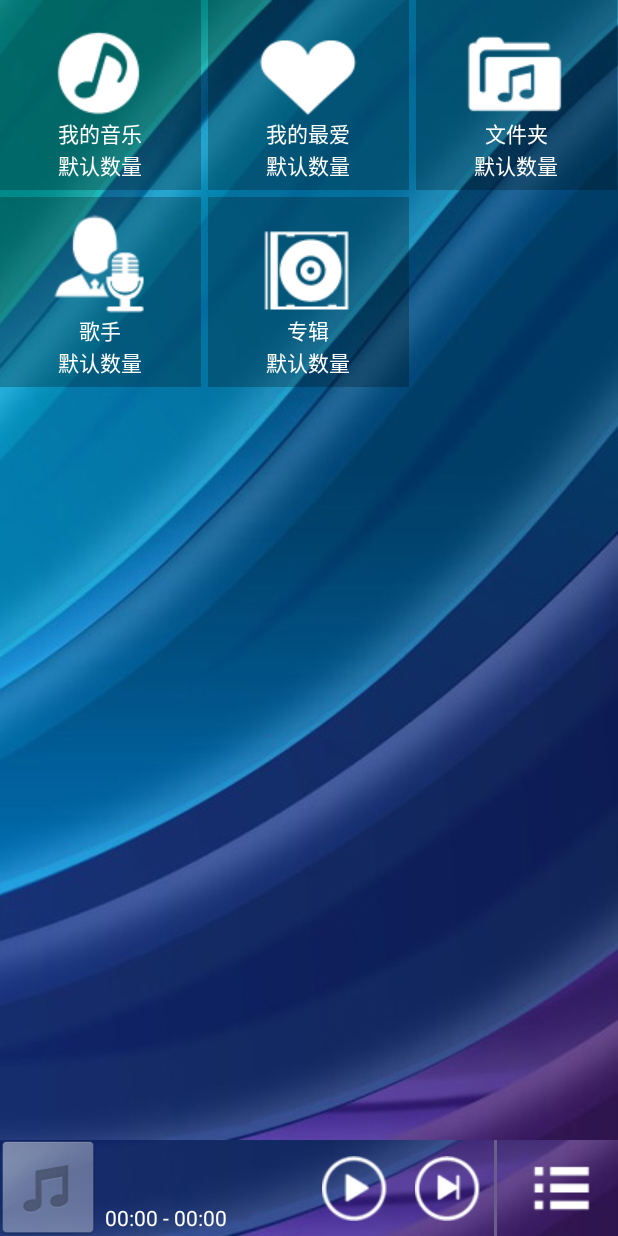
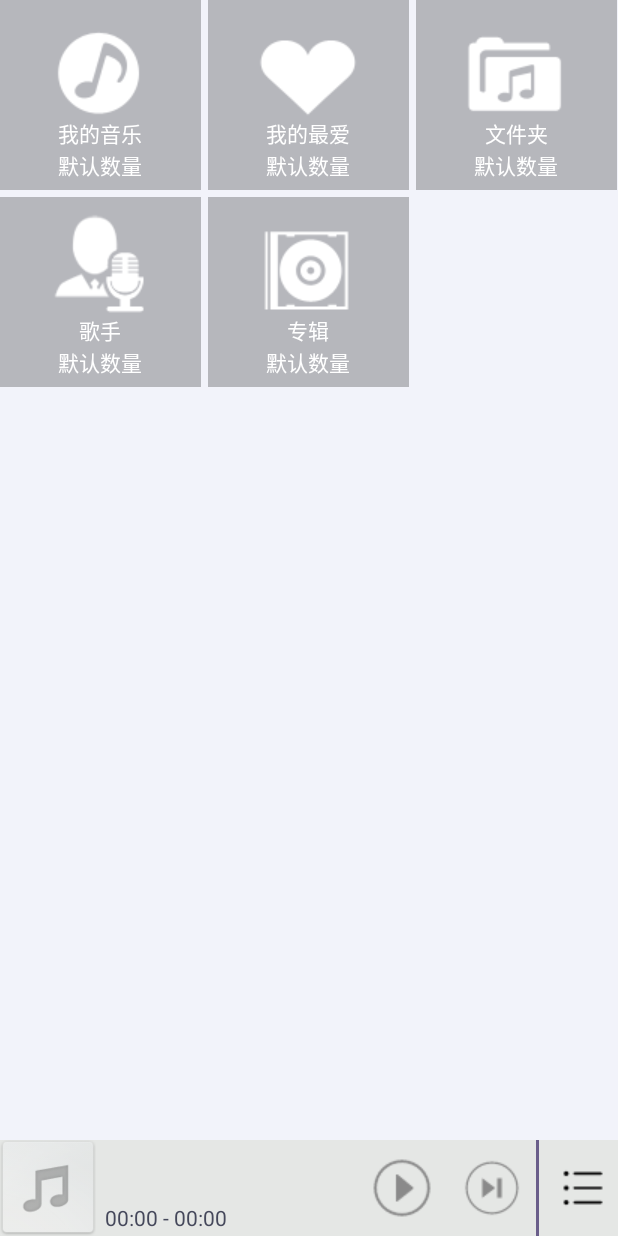
Before and after one commit to yangcihang/MusicPlayer, an Android app: the HomeFragment screen opened directly, with no data from a screen before it, on a phone screen of 412 x 824 dp. Run offline under Robolectric (Android 15) with nearby library versions, the phone set to English and light mode, and no system bars; our stand-ins replace ButterKnife; 1 statement that could not run was skipped.

Commit message:
修改UI

```diff
--- a/app/src/main/java/com/example/yang/musicplayer/service/MusicPlayerService.java
+++ b/app/src/main/java/com/example/yang/musicplayer/service/MusicPlayerService.java
@@ -165,7 +165,6 @@ public class MusicPlayerService extends Service implements Constant {
         isNotificaton = false;
     }
 
-    /*                 设置音乐播放状态            */
     private void onPlay(int position) {
         if (!isNotificaton) {
             isNotificaton = true;
@@ -197,7 +196,6 @@ public class MusicPlayerService extends Service implements Constant {
         ToastUtil.showToast("点击了暂停");
         musicController.onPause();
     }
-/* -----------------------------------------*/
 
     /**
      * 音乐接收器
--- a/app/src/main/java/com/example/yang/musicplayer/widget/MainBottomPlayer.java
+++ b/app/src/main/java/com/example/yang/musicplayer/widget/MainBottomPlayer.java
@@ -14,6 +14,8 @@ import com.example.yang.musicplayer.base.model.MusicInfo;
 import com.example.yang.musicplayer.constant.Constant;
 import com.example.yang.musicplayer.service.MusicPlayerService;
 import com.example.yang.musicplayer.utils.ToastUtil;
+
+import org.w3c.dom.Text;
 
 import butterknife.BindView;
 import butterknife.ButterKnife;
@@ -41,16 +43,15 @@ public class MainBottomPlayer extends RelativeLayout implements Constant {
     TextView musicNameTxt;
     @BindView(R.id.txt_duration)
     TextView durationTxt;
+    @BindView(R.id.txt_author)
+    TextView authorTxt;
 
-    private Context mcontext;
-    private Intent intent;
     private MusicPlayerService.MusicBinder musicBinder;
     public MainBottomPlayer(Context context, AttributeSet attrs) {
         super(context, attrs);
-        mcontext = context;
         LayoutInflater.from(context).inflate(R.layout.view_bottom_player, this);
         ButterKnife.bind(this);
-        intent = new Intent(BROADCAST_NAME);
+        musicNameTxt.setSelected(true); //必须选中才有跑马灯的效果，配合xml的ellipize标签使用
     }
 
     public void setMusicBinder(MusicPlayerService.MusicBinder musicBinder) {
@@ -95,5 +96,11 @@ public class MainBottomPlayer extends RelativeLayout implements Constant {
     public void refreshView(MusicInfo musicInfo) {
         musicNameTxt.setText(musicInfo.getTitle());
         durationTxt.setText(String.valueOf(musicInfo.getDuration()));
+        if (!musicInfo.getSinger().isEmpty()) {
+            authorTxt.setText(musicInfo.getSinger());
+        } else {
+            authorTxt.setText(R.string.text_unknown);
+        }
+
     }
 }
--- a/app/src/main/res/layout/activity_main.xml
+++ b/app/src/main/res/layout/activity_main.xml
@@ -3,7 +3,7 @@
     xmlns:android="http://schemas.android.com/apk/res/android"
     android:layout_width="match_parent"
     android:layout_height="match_parent"
-    android:background="@drawable/bg">
+    android:background="@color/bg_activity">
 
     <RelativeLayout
         android:layout_width="match_parent"
--- a/app/src/main/res/layout/fragment_home.xml
+++ b/app/src/main/res/layout/fragment_home.xml
@@ -3,7 +3,7 @@
               android:orientation="vertical"
               android:layout_width="match_parent"
               android:layout_height="match_parent"
-              android:background="@drawable/bg">
+              android:background="@color/bg_activity">
 
     <GridView
         android:layout_width="match_parent"
--- a/app/src/main/res/layout/view_bottom_player.xml
+++ b/app/src/main/res/layout/view_bottom_player.xml
@@ -50,9 +50,10 @@
         android:id="@+id/playLayout"
         android:layout_width="wrap_content"
         android:layout_height="match_parent"
-        android:layout_centerVertical="true"
         android:layout_marginRight="12dp"
-        android:layout_toLeftOf="@id/btn_playNext">
+        android:layout_alignParentTop="true"
+        android:layout_toStartOf="@+id/btn_playNext"
+        android:layout_marginEnd="13dp">
 
         <ImageButton
             android:id="@+id/btn_pause"
@@ -81,17 +82,21 @@
         android:orientation="vertical">
 
         <TextView
-            android:id="@+id/artist_tv2"
-            android:layout_width="wrap_content"
-            android:layout_height="wrap_content"
-            android:textColor="@color/white"
-            android:textSize="12sp"/>
-
-        <TextView
             android:id="@+id/txt_music_name"
             android:layout_width="wrap_content"
             android:layout_height="wrap_content"
-            android:textColor="@color/white"/>
+            android:ellipsize="marquee"
+            android:marqueeRepeatLimit="marquee_forever"
+            android:singleLine="true"
+            android:textColor="@color/primary_text"/>
+
+        <TextView
+            android:id="@+id/txt_author"
+            android:layout_width="wrap_content"
+            android:layout_height="wrap_content"
+            android:singleLine="true"
+            android:textColor="@color/primary_text"
+            android:textSize="12sp"/>
 
         <LinearLayout
             android:layout_width="wrap_content"
@@ -103,20 +108,20 @@
                 android:layout_width="wrap_content"
                 android:layout_height="wrap_content"
                 android:text="00:00"
-                android:textColor="@color/white"/>
+                android:textColor="@color/primary_text"/>
 
             <TextView
                 android:layout_width="wrap_content"
                 android:layout_height="wrap_content"
                 android:text=" - "
-                android:textColor="@color/white"/>
+                android:textColor="@color/primary_text"/>
 
             <TextView
                 android:id="@+id/txt_duration"
                 android:layout_width="wrap_content"
                 android:layout_height="wrap_content"
                 android:text="00:00"
-                android:textColor="@color/white"/>
+                android:textColor="@color/primary_text"/>
         </LinearLayout>
     </LinearLayout>
 </RelativeLayout>
--- a/app/src/main/res/values/colors.xml
+++ b/app/src/main/res/values/colors.xml
@@ -4,13 +4,15 @@
     <color name="primary">#303F9F</color>
     <color name="primary_dark">#1A237E</color>
     <color name="primary_light">#9FA8DA</color>
-    <color name="menu">#3f000000</color>
+    <color name="second_color">#3f51b5</color>
+    <color name="menu">#f1F2F3FA</color>
     <color name="menu_title">#51000000</color>
     <color name="half_transparent">#3f000000</color>
 
+    <color name="bg_activity">#F2F3FA</color>
     <color name="bg_item_pressed">#ff33b5e5</color>
 
-    <color name="bottom_color">#00000000</color>
+    <color name="bottom_color">#e5e7e5</color>
 
     <color name="accent">#1A237E</color>
     <color name="primary_text">#45485B</color>
--- a/app/src/main/res/values/strings.xml
+++ b/app/src/main/res/values/strings.xml
@@ -6,6 +6,7 @@
     <string name="text_menu_sleep">睡眠</string>
     <string name="text_menu_setting">设置</string>
     <string name="text_menu_exit">退出</string>
+    <string name="text_unknown">未知</string>
     <string name="toast_logical_error">逻辑不可达</string>
     <string name="toast_cannot_find_local_music">未找到本地音乐源</string>
 </resources>
```
Also changed, not shown: app/src/main/res/drawable/icon_menu_point.png, app/src/main/res/drawable/icon_next_normal.png, app/src/main/res/drawable/icon_pause_normal.png, app/src/main/res/drawable/icon_play_normal.png.
